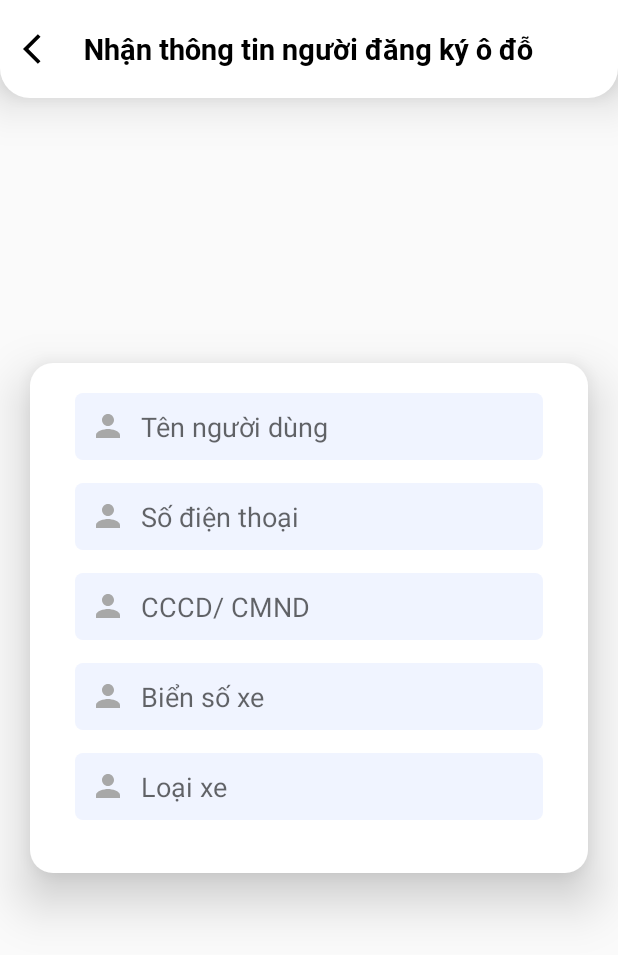
After one commit to LeCongTung/ParkingLot, an Android app: the layout activity_fill_information.xml on its own in the app's theme, with its tools: preview values and no code run, on a phone screen of 412 x 824 dp. The commit adds this screen. Shown: the top 955 px of the screen. Run offline under Robolectric (Android 15) with nearby library versions, the phone set to English and light mode, and no system bars.

Commit message:
update 24/9

```diff
--- a/app/src/main/AndroidManifest.xml
+++ b/app/src/main/AndroidManifest.xml
@@ -14,6 +14,9 @@
         android:theme="@style/DefaultTheme"
         tools:targetApi="31">
         <activity
+            android:name=".fillInformation"
+            android:exported="false" />
+        <activity
             android:name=".feature.main.MainActivity"
             android:exported="true">
             <intent-filter>
--- /dev/null
+++ b/app/src/main/java/com/letung/parkinglot/feature/customer/passer/fill_information/fillInformation.kt
@@ -0,0 +1,12 @@
+package com.letung.parkinglot.feature.customer.passer.fill_information
+
+import androidx.appcompat.app.AppCompatActivity
+import android.os.Bundle
+import com.letung.parkinglot.R
+
+class fillInformation : AppCompatActivity() {
+    override fun onCreate(savedInstanceState: Bundle?) {
+        super.onCreate(savedInstanceState)
+        setContentView(R.layout.activity_fill_information)
+    }
+}
--- /dev/null
+++ b/app/src/main/res/drawable/bg_passer_body.xml
@@ -0,0 +1,12 @@
+<?xml version="1.0" encoding="utf-8"?>
+<selector xmlns:android="http://schemas.android.com/apk/res/android">
+    <item>
+        <shape
+            android:shape="rectangle">
+            <solid
+                android:color="@color/white"/>
+            <corners
+                android:radius="15dp"/>
+        </shape>
+    </item>
+</selector>
--- /dev/null
+++ b/app/src/main/res/drawable/bg_passer_body_textbox.xml
@@ -0,0 +1,15 @@
+<?xml version="1.0" encoding="utf-8"?>
+<selector xmlns:android="http://schemas.android.com/apk/res/android">
+    <item>
+        <shape
+            android:shape="rectangle">
+            <solid
+                android:color="@color/textBox" />
+<!--            <stroke-->
+<!--                android:width="0.5dp"-->
+<!--                android:color="@color/stroke"/>-->
+            <corners
+                android:radius="5dp"/>
+        </shape>
+    </item>
+</selector>
--- /dev/null
+++ b/app/src/main/res/drawable/bg_passer_header.xml
@@ -0,0 +1,13 @@
+<?xml version="1.0" encoding="utf-8"?>
+<selector xmlns:android="http://schemas.android.com/apk/res/android">
+    <item>
+        <shape
+            android:shape="rectangle">
+            <corners
+                android:bottomLeftRadius="20dp"
+                android:bottomRightRadius="20dp"/>
+                <solid
+                    android:color="@color/white"/>
+        </shape>
+    </item>
+</selector>
--- /dev/null
+++ b/app/src/main/res/drawable/ic_passer_body_name.xml
@@ -0,0 +1,5 @@
+<vector android:height="24dp" android:tint="@color/stroke"
+    android:viewportHeight="24" android:viewportWidth="24"
+    android:width="24dp" xmlns:android="http://schemas.android.com/apk/res/android">
+    <path android:fillColor="@android:color/white" android:pathData="M12,12c2.21,0 4,-1.79 4,-4s-1.79,-4 -4,-4 -4,1.79 -4,4 1.79,4 4,4zM12,14c-2.67,0 -8,1.34 -8,4v2h16v-2c0,-2.66 -5.33,-4 -8,-4z"/>
+</vector>
--- /dev/null
+++ b/app/src/main/res/drawable/ic_passer_header_back.xml
@@ -0,0 +1,5 @@
+<vector android:height="24dp" android:tint="#000000"
+    android:viewportHeight="24" android:viewportWidth="24"
+    android:width="24dp" xmlns:android="http://schemas.android.com/apk/res/android">
+    <path android:fillColor="@android:color/white" android:pathData="M11.67,3.87L9.9,2.1 0,12l9.9,9.9 1.77,-1.77L3.54,12z"/>
+</vector>
--- /dev/null
+++ b/app/src/main/res/layout/activity_fill_information.xml
@@ -0,0 +1,94 @@
+<?xml version="1.0" encoding="utf-8"?>
+<RelativeLayout xmlns:android="http://schemas.android.com/apk/res/android"
+    xmlns:app="http://schemas.android.com/apk/res-auto"
+    xmlns:tools="http://schemas.android.com/tools"
+    android:layout_width="match_parent"
+    android:layout_height="match_parent"
+    tools:context=".feature.customer.passer.fill_information.fillInformation">
+    <RelativeLayout
+        android:id="@+id/layout_top"
+        android:layout_width="match_parent"
+        android:layout_height="wrap_content"
+        android:background="@drawable/bg_passer_header"
+        android:paddingVertical="15dp"
+        android:elevation="20dp"
+        android:paddingHorizontal="10dp">
+        <ImageButton
+            android:layout_width="wrap_content"
+            android:layout_height="wrap_content"
+            android:background="@color/white"
+            android:padding="5dp"
+            android:src="@drawable/ic_passer_header_back" />
+
+        <TextView
+            android:layout_width="wrap_content"
+            android:layout_height="wrap_content"
+            android:fontFamily="@font/roboto_bold"
+            android:text="Nhận thông tin người đăng ký ô đỗ"
+            android:textColor="@color/black"
+            android:textSize="19sp"
+            android:layout_centerInParent="true"/>
+    </RelativeLayout>
+
+
+    <LinearLayout
+        android:id="@+id/layout_body"
+        android:layout_width="match_parent"
+        android:layout_height="wrap_content"
+        android:layout_centerInParent="true"
+        android:background="@drawable/bg_passer_body"
+        android:paddingVertical="20dp"
+        android:paddingHorizontal="30dp"
+        android:layout_marginHorizontal="20dp"
+        android:elevation="20dp"
+        android:orientation="vertical">
+
+        <EditText
+            android:layout_width="match_parent"
+            android:layout_height="wrap_content"
+            android:background="@drawable/bg_passer_body_textbox"
+            android:drawableStart="@drawable/ic_passer_body_name"
+            android:drawablePadding="10dp"
+            android:hint="Tên người dùng"
+            android:padding="10dp"
+            android:layout_marginBottom="15dp"/>
+        <EditText
+            android:layout_width="match_parent"
+            android:layout_height="wrap_content"
+            android:background="@drawable/bg_passer_body_textbox"
+            android:drawableStart="@drawable/ic_passer_body_name"
+            android:drawablePadding="10dp"
+            android:hint="Số điện thoại"
+            android:padding="10dp"
+            android:layout_marginBottom="15dp"
+            android:inputType="number"/>
+        <EditText
+            android:layout_width="match_parent"
+            android:layout_height="wrap_content"
+            android:background="@drawable/bg_passer_body_textbox"
+            android:drawableStart="@drawable/ic_passer_body_name"
+            android:drawablePadding="10dp"
+            android:hint="CCCD/ CMND"
+            android:padding="10dp"
+            android:layout_marginBottom="15dp"
+            android:inputType="number"/>
+        <EditText
+            android:layout_width="match_parent"
+            android:layout_height="wrap_content"
+            android:background="@drawable/bg_passer_body_textbox"
+            android:drawableStart="@drawable/ic_passer_body_name"
+            android:drawablePadding="10dp"
+            android:hint="Biển số xe"
+            android:padding="10dp"
+            android:layout_marginBottom="15dp" />
+        <EditText
+            android:layout_width="match_parent"
+            android:layout_height="wrap_content"
+            android:background="@drawable/bg_passer_body_textbox"
+            android:drawableStart="@drawable/ic_passer_body_name"
+            android:drawablePadding="10dp"
+            android:hint="Loại xe"
+            android:padding="10dp"
+            android:layout_marginBottom="15dp"/>
+    </LinearLayout>
+</RelativeLayout>
--- a/app/src/main/res/values/colors.xml
+++ b/app/src/main/res/values/colors.xml
@@ -10,5 +10,6 @@
 
 <!--    Color of app-->
     <color name="mainColor">#407BFF</color>
-
+    <color name="textBox">#f0f4ff</color>
+    <color name="stroke">#a8a8a8</color>
 </resources>
```
